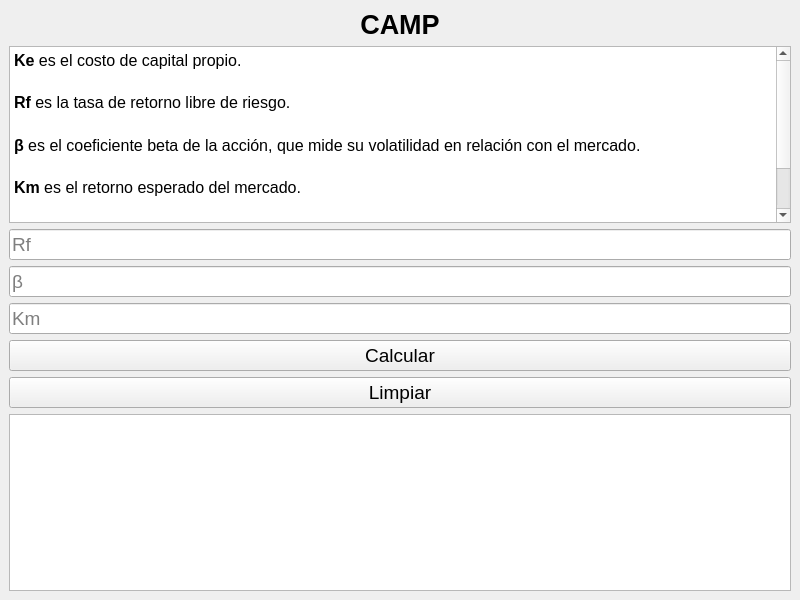
First picture: the form in view/ui/CAMP.ui, repository luisAlcides/finanzas2, before the edit.
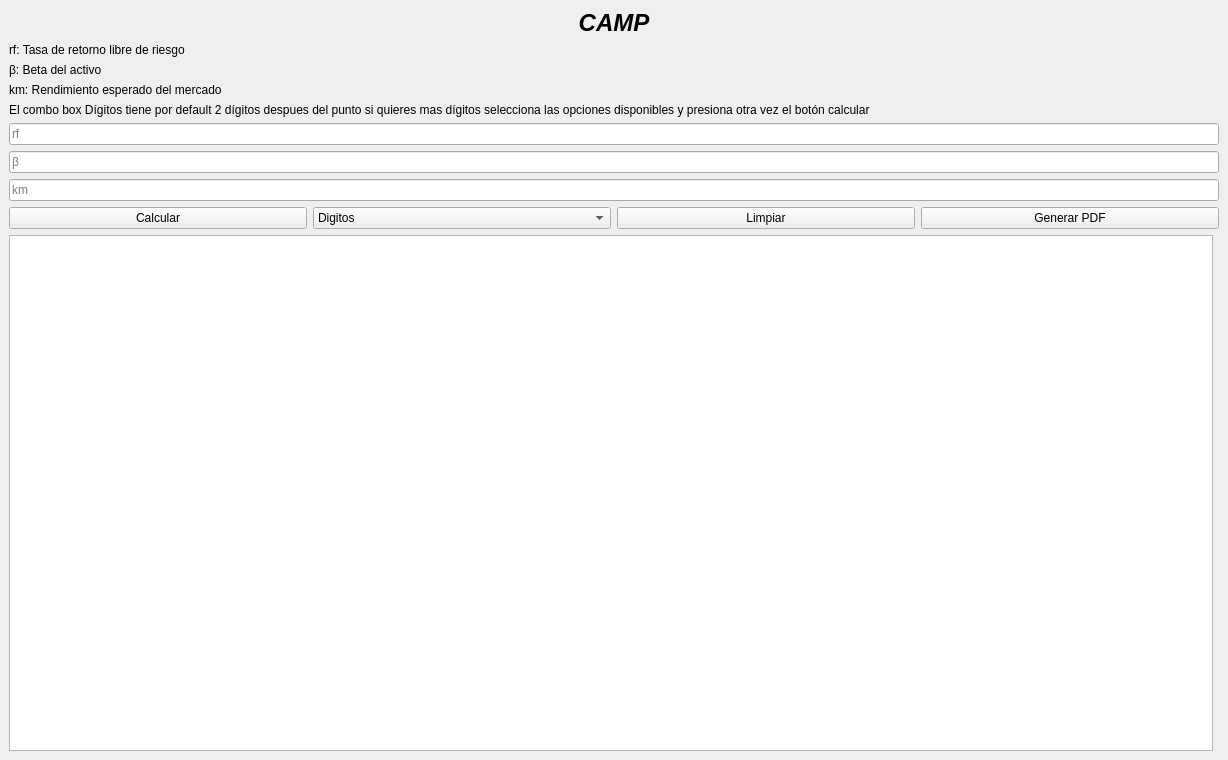
Second picture: the form after the edit.

Commit message: CAMP actualizado

The edit to the form file:
```diff
--- a/view/ui/CAMP.ui
+++ b/view/ui/CAMP.ui
@@ -9,24 +9,33 @@
    <rect>
     <x>0</x>
     <y>0</y>
-    <width>800</width>
-    <height>600</height>
+    <width>1228</width>
+    <height>760</height>
    </rect>
   </property>
   <property name="windowTitle">
    <string>CAMP</string>
   </property>
+  <property name="styleSheet">
+   <string notr="true">font: 16pt &quot;Segoe UI&quot;;
+
+width: 70%;</string>
+  </property>
   <widget class="QWidget" name="centralwidget">
    <layout class="QVBoxLayout" name="verticalLayout">
     <item>
      <widget class="QLabel" name="label_title">
       <property name="font">
        <font>
-        <family>Arial</family>
-        <pointsize>20</pointsize>
+        <family>Segoe UI</family>
+        <pointsize>18</pointsize>
+        <italic>true</italic>
         <bold>true</bold>
        </font>
       </property>
+      <property name="styleSheet">
+       <string notr="true">font: 700 italic 18pt &quot;Segoe UI&quot;;</string>
+      </property>
       <property name="text">
        <string>CAMP</string>
       </property>
@@ -36,46 +45,45 @@
      </widget>
     </item>
     <item>
-     <widget class="QTextBrowser" name="textBrowser">
-      <property name="html">
-       <string>&lt;!DOCTYPE HTML PUBLIC &quot;-//W3C//DTD HTML 4.0//EN&quot; &quot;http://www.w3.org/TR/REC-html40/strict.dtd&quot;&gt;
-&lt;html&gt;&lt;head&gt;&lt;meta name=&quot;qrichtext&quot; content=&quot;1&quot; /&gt;&lt;meta charset=&quot;utf-8&quot; /&gt;&lt;title&gt;Costo de Capital Propio&lt;/title&gt;&lt;style type=&quot;text/css&quot;&gt;
-p, li { white-space: pre-wrap; }
-hr { height: 1px; border-width: 0; }
-li.unchecked::marker { content: &quot;\2610&quot;; }
-li.checked::marker { content: &quot;\2612&quot;; }
-&lt;/style&gt;&lt;/head&gt;&lt;body style=&quot; font-family:'Segoe UI'; font-size:9pt; font-weight:400; font-style:normal;&quot;&gt;
-&lt;p style=&quot; margin-top:12px; margin-bottom:12px; margin-left:0px; margin-right:0px; -qt-block-indent:0; text-indent:0px; line-height:160%;&quot;&gt;&lt;span style=&quot; font-family:'Arial','sans-serif'; font-size:12pt; font-weight:700;&quot;&gt;Ke&lt;/span&gt;&lt;span style=&quot; font-family:'Arial','sans-serif'; font-size:12pt;&quot;&gt; es el costo de capital propio. &lt;/span&gt;&lt;/p&gt;
-&lt;p style=&quot; margin-top:12px; margin-bottom:12px; margin-left:0px; margin-right:0px; -qt-block-indent:0; text-indent:0px; line-height:160%;&quot;&gt;&lt;span style=&quot; font-family:'Arial','sans-serif'; font-size:12pt; font-weight:700;&quot;&gt;Rf&lt;/span&gt;&lt;span style=&quot; font-family:'Arial','sans-serif'; font-size:12pt;&quot;&gt; es la tasa de retorno libre de riesgo. &lt;/span&gt;&lt;/p&gt;
-&lt;p style=&quot; margin-top:12px; margin-bottom:12px; margin-left:0px; margin-right:0px; -qt-block-indent:0; text-indent:0px; line-height:160%;&quot;&gt;&lt;span style=&quot; font-family:'Arial','sans-serif'; font-size:12pt; font-weight:700;&quot;&gt;β&lt;/span&gt;&lt;span style=&quot; font-family:'Arial','sans-serif'; font-size:12pt;&quot;&gt; es el coeficiente beta de la acción, que mide su volatilidad en relación con el mercado. &lt;/span&gt;&lt;/p&gt;
-&lt;p style=&quot; margin-top:12px; margin-bottom:12px; margin-left:0px; margin-right:0px; -qt-block-indent:0; text-indent:0px; line-height:160%;&quot;&gt;&lt;span style=&quot; font-family:'Arial','sans-serif'; font-size:12pt; font-weight:700;&quot;&gt;Km&lt;/span&gt;&lt;span style=&quot; font-family:'Arial','sans-serif'; font-size:12pt;&quot;&gt; es el retorno esperado del mercado. &lt;/span&gt;&lt;/p&gt;
-&lt;p style=&quot; margin-top:12px; margin-bottom:12px; margin-left:0px; margin-right:0px; -qt-block-indent:0; text-indent:0px; line-height:160%;&quot;&gt;&lt;span style=&quot; font-family:'Arial','sans-serif'; font-size:12pt; font-weight:700;&quot;&gt;(Km - Kf)&lt;/span&gt;&lt;span style=&quot; font-family:'Arial','sans-serif'; font-size:12pt;&quot;&gt; es la prima de riesgo del mercado.&lt;/span&gt;&lt;span style=&quot; font-size:12pt;&quot;&gt; &lt;/span&gt;&lt;/p&gt;
-&lt;p style=&quot; margin-top:12px; margin-bottom:12px; margin-left:0px; margin-right:0px; -qt-block-indent:0; text-indent:0px;&quot;&gt;&lt;span style=&quot; font-size:12pt;&quot;&gt;Ingresar valores porcentuales en decimales ejemplo: 15% = 0.15&lt;/span&gt;&lt;/p&gt;&lt;/body&gt;&lt;/html&gt;</string>
+     <widget class="QLabel" name="label">
+      <property name="text">
+       <string>rf: Tasa de retorno libre de riesgo</string>
+      </property>
+     </widget>
+    </item>
+    <item>
+     <widget class="QLabel" name="label_2">
+      <property name="text">
+       <string>β: Beta del activo</string>
+      </property>
+     </widget>
+    </item>
+    <item>
+     <widget class="QLabel" name="label_3">
+      <property name="text">
+       <string>km: Rendimiento esperado del mercado</string>
+      </property>
+     </widget>
+    </item>
+    <item>
+     <widget class="QLabel" name="label_7">
+      <property name="styleSheet">
+       <string notr="true">font: 9pt &quot;Segoe UI&quot;;</string>
+      </property>
+      <property name="text">
+       <string>El combo box Dígitos tiene por default 2 dígitos despues del punto si quieres mas dígitos selecciona las opciones disponibles y presiona otra vez el botón calcular</string>
       </property>
      </widget>
     </item>
     <item>
      <widget class="QLineEdit" name="txt_rf">
-      <property name="font">
-       <font>
-        <pointsize>14</pointsize>
-       </font>
-      </property>
-      <property name="text">
-       <string/>
-      </property>
       <property name="placeholderText">
-       <string>Rf</string>
+       <string>rf</string>
       </property>
      </widget>
     </item>
     <item>
      <widget class="QLineEdit" name="txt_bj">
-      <property name="font">
-       <font>
-        <pointsize>14</pointsize>
-       </font>
-      </property>
       <property name="placeholderText">
        <string>β</string>
       </property>
@@ -83,48 +91,78 @@
     </item>
     <item>
      <widget class="QLineEdit" name="txt_km">
-      <property name="font">
-       <font>
-        <pointsize>14</pointsize>
-       </font>
-      </property>
       <property name="placeholderText">
-       <string>Km</string>
+       <string>km</string>
       </property>
      </widget>
     </item>
     <item>
-     <widget class="QPushButton" name="btn_calcular">
-      <property name="font">
-       <font>
-        <pointsize>14</pointsize>
-       </font>
-      </property>
-      <property name="text">
-       <string>Calcular</string>
-      </property>
-     </widget>
+     <layout class="QHBoxLayout" name="horizontalLayout_2">
+      <item>
+       <widget class="QPushButton" name="btn_calcular">
+        <property name="text">
+         <string>Calcular</string>
+        </property>
+       </widget>
+      </item>
+      <item>
+       <widget class="QComboBox" name="cb_digitos">
+        <item>
+         <property name="text">
+          <string>Digitos</string>
+         </property>
+        </item>
+        <item>
+         <property name="text">
+          <string>3</string>
+         </property>
+        </item>
+        <item>
+         <property name="text">
+          <string>4</string>
+         </property>
+        </item>
+        <item>
+         <property name="text">
+          <string>5</string>
+         </property>
+        </item>
+        <item>
+         <property name="text">
+          <string>Todos</string>
+         </property>
+        </item>
+       </widget>
+      </item>
+      <item>
+       <widget class="QPushButton" name="btn_limpiar">
+        <property name="text">
+         <string>Limpiar</string>
+        </property>
+       </widget>
+      </item>
+      <item>
+       <widget class="QPushButton" name="btn_generar_pdf">
+        <property name="text">
+         <string>Generar PDF</string>
+        </property>
+       </widget>
+      </item>
+     </layout>
     </item>
     <item>
-     <widget class="QPushButton" name="btn_limpiar">
-      <property name="font">
-       <font>
-        <pointsize>14</pointsize>
-       </font>
-      </property>
-      <property name="text">
-       <string>Limpiar</string>
-      </property>
-     </widget>
-    </item>
-    <item>
-     <widget class="QTextBrowser" name="tb_resultado">
-      <property name="font">
-       <font>
-        <pointsize>14</pointsize>
-       </font>
-      </property>
-     </widget>
+     <layout class="QHBoxLayout" name="horizontalLayout">
+      <item>
+       <widget class="QTextBrowser" name="tb_resultado"/>
+      </item>
+      <item>
+       <layout class="QVBoxLayout" name="verticalLayout_2">
+        <item>
+         <widget class="QWidget" name="widgetGrafico" native="true"/>
+        </item>
+       </layout>
+      </item>
+     </layout>
     </item>
    </layout>
   </widget>
```
Left out of the diff: 2 changed lines with no effect on the pictures. The commit also changes 2 other files.
